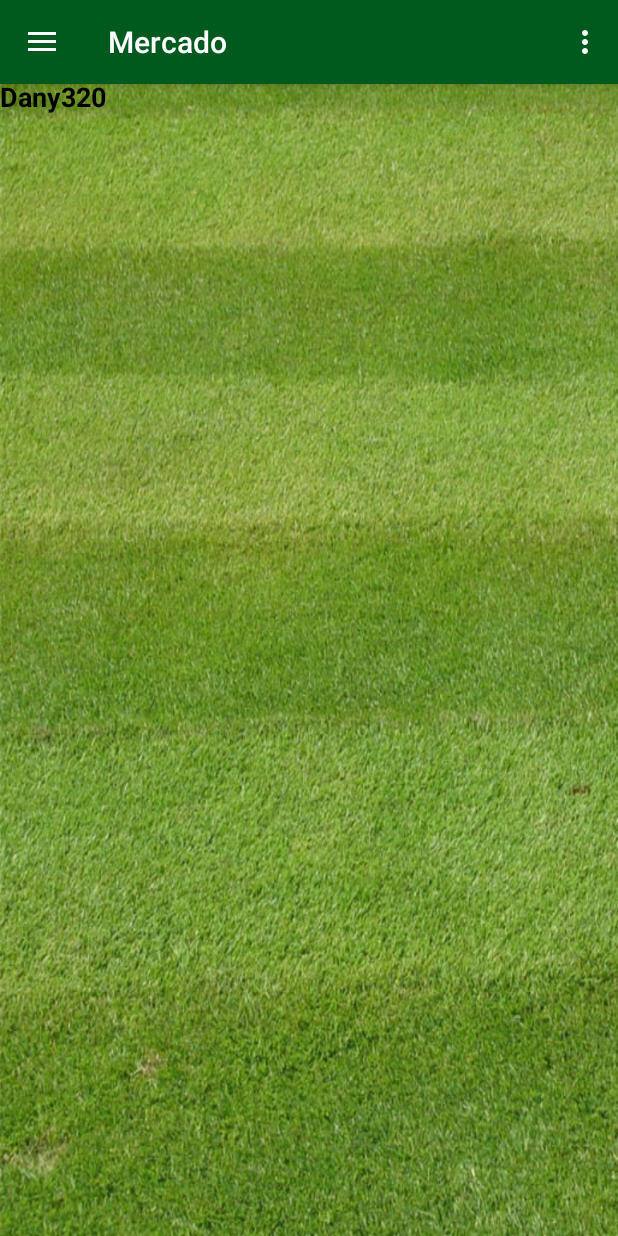
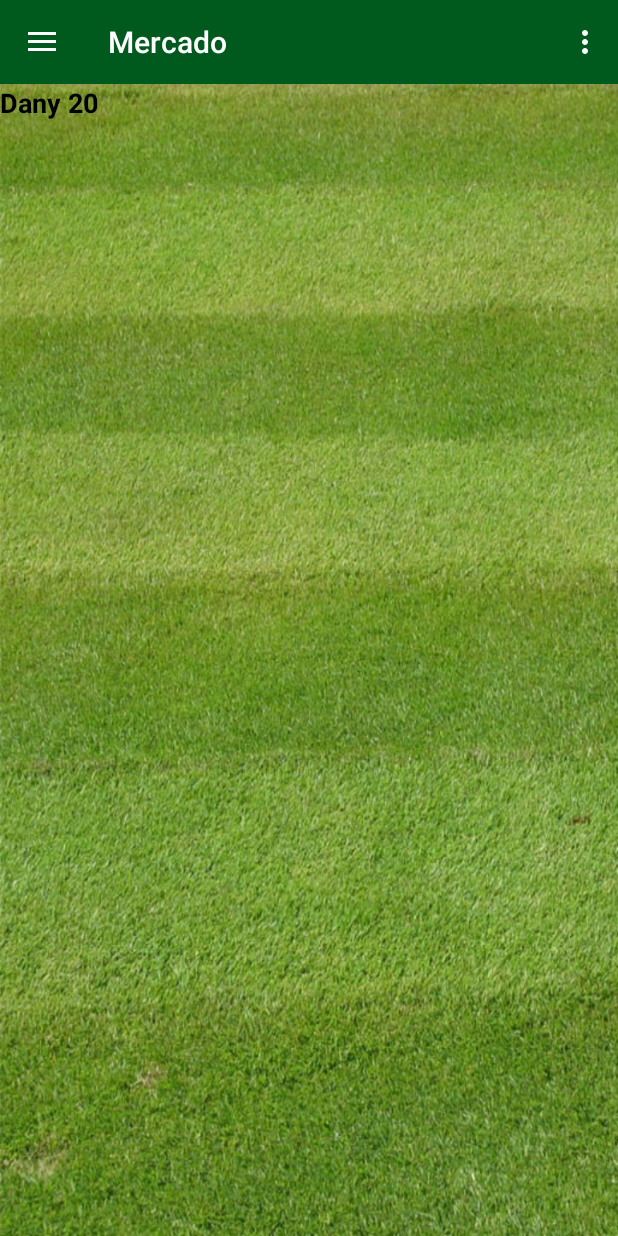
Before and after one commit to vazquezf/PS-Comunio, an Android app: the MMercado screen opened directly, with no data from a screen before it, on a phone screen of 412 x 824 dp. Run offline under Robolectric (Android 15) with nearby library versions, the phone set to English and light mode, and no system bars.

Commit message:
Arreglado Drawer

```diff
--- a/comunio/app/src/main/java/com/comunio/grupo8/comunio/StartActivity.java
+++ b/comunio/app/src/main/java/com/comunio/grupo8/comunio/StartActivity.java
@@ -57,9 +57,7 @@ public class StartActivity extends AppCompatActivity {
         listU.add(new Usuario("Dany", "1234"));
         ListaJugadores merc=new ListaJugadores();
         ListaJugadores jugadores=new ListaJugadores();
-        merc.add(new Delantero("Dany1", "Real Madrid", 20));
-        merc.add(new Portero("Dany2", "Real Madrid", 20));
-        merc.add(new Defensa("Dany3", "Real Madrid", 20));
+        merc.add(new Delantero("Dany", "Real Madrid", 20));
         jugadores.cargarJugadores();
 
         ComunicadorMercado.setMercado(merc);
--- a/comunio/app/src/main/java/com/utils/comunio/JugadoresAdapter.java
+++ b/comunio/app/src/main/java/com/utils/comunio/JugadoresAdapter.java
@@ -43,7 +43,7 @@ public class JugadoresAdapter extends ArrayAdapter<aJugadores> {
                 foto.setImageResource(p.getFoto());
             }
             if (texto!=null){
-                texto.setText(p.getName());
+                texto.setText(p.getName()+" ");
             }
             if (valor!=null){
                 valor.setText(Integer.toString(p.getValor()));
--- a/comunio/app/src/main/res/layout/app_bar.xml
+++ b/comunio/app/src/main/res/layout/app_bar.xml
@@ -4,7 +4,8 @@
     xmlns:app="http://schemas.android.com/apk/res-auto"
     xmlns:tools="http://schemas.android.com/tools" android:layout_width="match_parent"
     android:layout_height="match_parent" android:fitsSystemWindows="true"
-    tools:context="com.comunio.grupo8.comunio">
+    tools:context="com.comunio.grupo8.comunio"
+    tools:showIn="@layout/activity_drawable">
 
     <android.support.design.widget.AppBarLayout android:layout_height="wrap_content"
         android:layout_width="match_parent" android:theme="@style/AppTheme.AppBarOverlay">
@@ -17,14 +18,16 @@
 
 
     <ViewFlipper android:id="@+id/flipper"
-        android:layout_height="wrap_content"
-        android:layout_width="wrap_content">
+        android:layout_height="fill_parent"
+        android:layout_width="wrap_content"
+        android:paddingTop="?attr/actionBarSize">
         <include layout="@layout/activity_news" />
         <include layout="@layout/activity_clasification" />
         <include layout="@layout/activity_clasification_actualizada" />
         <include layout="@layout/activity_players" />
         <include layout="@layout/activity_market" />
         <include layout="@layout/activity_alineacion" />
+
     </ViewFlipper>
 
 </android.support.design.widget.CoordinatorLayout>
--- a/comunio/app/src/main/res/layout/nav_header.xml
+++ b/comunio/app/src/main/res/layout/nav_header.xml
@@ -11,7 +11,7 @@
 
     <ImageView android:layout_width="wrap_content" android:layout_height="wrap_content"
         android:paddingTop="@dimen/nav_header_vertical_spacing"
-        android:src="@android:drawable/sym_def_app_icon" android:id="@+id/imageView" />
+        android:src="@mipmap/ic_launcher" android:id="@+id/imageView" />
 
     <TextView android:layout_width="match_parent" android:layout_height="wrap_content"
         android:paddingTop="@dimen/nav_header_vertical_spacing" android:text="ComURJCnio"
```
Also changed, not shown: comunio/app/src/main/res/drawable-hdpi/ic_launcher.png (deleted), comunio/app/src/main/res/drawable-mdpi/ic_launcher.png (deleted), comunio/app/src/main/res/drawable-xhdpi/ic_launcher.png (deleted), comunio/app/src/main/res/drawable-xxhdpi/ic_launcher.png (deleted), comunio/app/src/main/res/mipmap-hdpi/ic_launcher.png, comunio/app/src/main/res/mipmap-mdpi/ic_launcher.png, comunio/app/src/main/res/mipmap-xhdpi/ic_launcher.png, comunio/app/src/main/res/mipmap-xxhdpi/ic_launcher.png, comunio/app/src/main/res/mipmap-xxxhdpi/ic_launcher.png.
